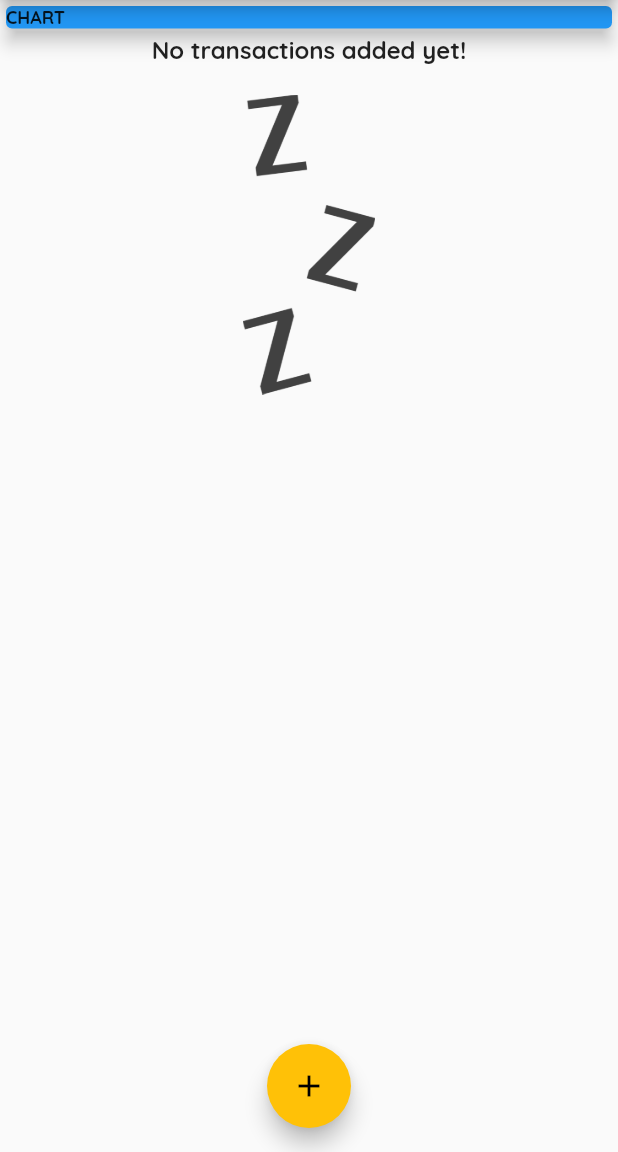
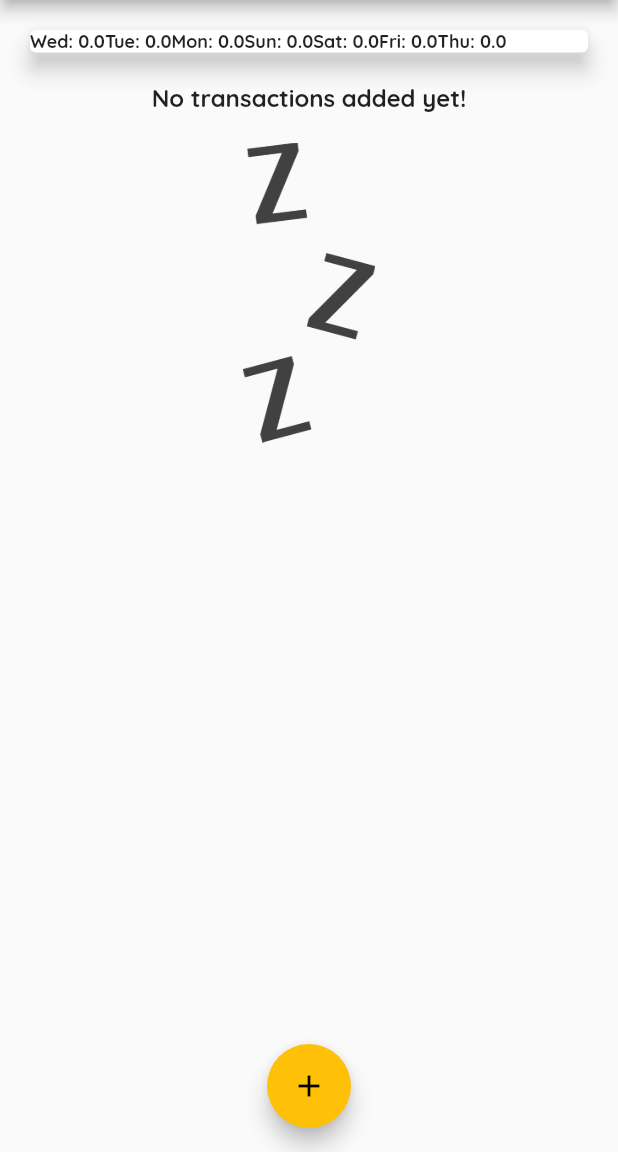
Before and after one commit to clshu/flutter_personal_expenses, a Flutter app: the screen it shows after launch, on a phone screen of 412 x 824 dp, the part 84-1236 px from its top. Run offline on Flutter 3.47's test engine with Material 2 defaults, Android fonts, the phone set to English and light mode, and no system bars.

Commit message:
Create temperary widgets Text in the place of charts to test grouping funtions.

```diff
--- a/lib/main.dart
+++ b/lib/main.dart
@@ -1,5 +1,6 @@
 import 'package:flutter/material.dart';
 
+import './widgets/chart.dart';
 import './models/transaction.dart';
 import './widgets/new_transaction.dart';
 import './widgets/transaction_list.dart';
@@ -79,6 +80,16 @@ class _MyHomePageState extends State<MyHomePage> {
     // ),
   ];
 
+  List<Transaction> get _recentTransactions {
+    return _userTransactions.where((tx) {
+      return tx.date.isAfter(
+        DateTime.now().subtract(
+          Duration(days: 7),
+        ),
+      );
+    }).toList();
+  }
+
   void _addNewTransaction(String title, double amount) {
     final now = DateTime.now();
     final newTx = Transaction(
@@ -117,14 +128,7 @@ class _MyHomePageState extends State<MyHomePage> {
           mainAxisAlignment: MainAxisAlignment.start,
           crossAxisAlignment: CrossAxisAlignment.stretch,
           children: <Widget>[
-            Container(
-              width: double.infinity,
-              child: Card(
-                child: Text('CHART'),
-                elevation: 5,
-                color: Colors.blue,
-              ),
-            ),
+            Chart(_recentTransactions),
             TransactionList(_userTransactions),
           ],
         ),
--- a/lib/widgets/chart.dart
+++ b/lib/widgets/chart.dart
@@ -27,9 +27,9 @@ class Chart extends StatelessWidget {
             totalSum += recentTransactions[i].amount;
           }
         }
-        print(DateFormat.E(weekDay));
+        print(DateFormat.E().format(weekDay));
         print(totalSum);
-        return {'day': DateFormat.E(weekDay), 'amount': totalSum};
+        return {'day': DateFormat.E().format(weekDay), 'amount': totalSum};
       },
     );
   }
@@ -39,10 +39,10 @@ class Chart extends StatelessWidget {
     return Card(
       elevation: 6,
       margin: EdgeInsets.all(20),
-      child: Card(
-        child: Row(
-          children: [],
-        ),
+      child: Row(
+        children: groupTransactionValues
+            .map((e) => Text('${e['day']}: ${e['amount']}'))
+            .toList(),
       ),
     );
   }
```
Also changed, not shown: 1 other file.
